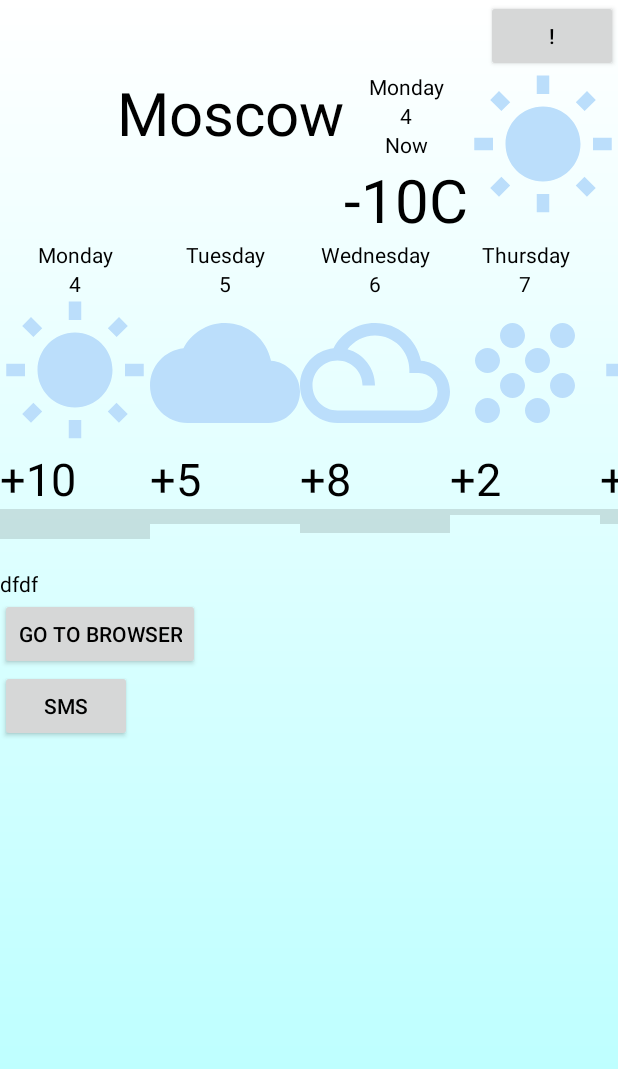
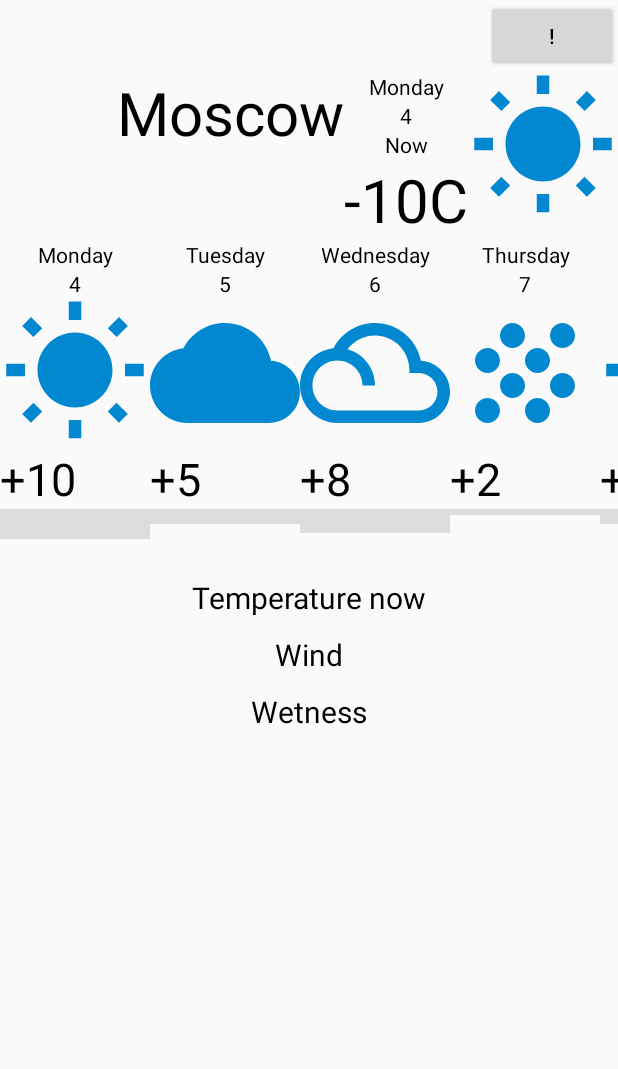
Before and after one commit to niww1919/AndroidBase, an Android app: the screen it shows after launch (MainActivity), on a phone screen of 412 x 824 dp. Shown: the top 1069 px of the screen. Run offline under Robolectric (Android 15) with nearby library versions, the phone set to English and light mode, and no system bars.

Commit message:
Home work 5

```diff
--- a/app/build.gradle
+++ b/app/build.gradle
@@ -22,6 +22,7 @@ dependencies {
     implementation fileTree(dir: 'libs', include: ['*.jar'])
     implementation 'com.android.support:appcompat-v7:28.0.0'
     implementation 'com.android.support.constraint:constraint-layout:1.1.3'
+    implementation 'com.android.support:support-v4:28.0.0'
     testImplementation 'junit:junit:4.12'
     androidTestImplementation 'com.android.support.test:runner:1.0.2'
     androidTestImplementation 'com.android.support.test.espresso:espresso-core:3.0.2'
--- /dev/null
+++ b/app/src/main/java/com/example/andoidbasecourse/CurrentWeatherFragment.java
@@ -0,0 +1,45 @@
+package com.example.andoidbasecourse;
+
+import android.content.Context;
+import android.net.Uri;
+import android.os.Bundle;
+import android.support.v4.app.Fragment;
+import android.view.LayoutInflater;
+import android.view.View;
+import android.view.ViewGroup;
+
+public class CurrentWeatherFragment extends Fragment {
+
+    public CurrentWeatherFragment() {
+        // Required empty public constructor
+    }
+
+
+
+    @Override
+    public void onCreate(Bundle savedInstanceState) {
+        super.onCreate(savedInstanceState);
+
+    }
+
+    @Override
+    public View onCreateView(LayoutInflater inflater, ViewGroup container,
+                             Bundle savedInstanceState) {
+        // Inflate the layout for this fragment
+        return inflater.inflate(R.layout.fragment_current_weather, container, false);
+    }
+
+
+
+    @Override
+    public void onAttach(Context context) {
+
+        super.onAttach(context);
+    }
+
+    @Override
+    public void onDetach() {
+        super.onDetach();
+    }
+
+}
--- a/app/src/main/java/com/example/andoidbasecourse/MainActivity.java
+++ b/app/src/main/java/com/example/andoidbasecourse/MainActivity.java
@@ -1,5 +1,6 @@
 package com.example.andoidbasecourse;
 
+import android.app.Activity;
 import android.content.Intent;
 import android.net.Uri;
 import android.support.annotation.Nullable;
@@ -20,40 +21,41 @@ public class MainActivity extends AppCompatActivity {
     protected void onCreate(Bundle savedInstanceState) {
 
         AppCompatDelegate.setDefaultNightMode(AppCompatDelegate.MODE_NIGHT_NO);
-//        getDelegate().setLocalNightMode(R.style.AppDarkTheme);
+        super.onCreate(savedInstanceState);
 
-        super.onCreate(savedInstanceState);
         setContentView(R.layout.activity_main);
 
-//        startActivityForResult(new Intent(this, SettingsOfApp.class), REQUEST_CODE);
 
-
-        findViewById(R.id.go_to_browser).setOnClickListener(new View.OnClickListener() {
-            @Override
-            public void onClick(View v) {
-//                String url = "";
-                Uri url = Uri.parse("https://github.com");
-                Intent openBrowser = new Intent(Intent.ACTION_VIEW, url);
-                startActivity(openBrowser);
-            }
-        });
-
-        findViewById(R.id.create_sms).setOnClickListener(new View.OnClickListener() {
-            @Override
-            public void onClick(View v) {
-//                String url = "";
-
-                Intent openSms = new Intent(Intent.ACTION_SENDTO);
-
-                openSms.setData(Uri.parse("smsto:"));
-                String smg = "sds";
-                openSms.putExtra("sms_body", smg);
-                startActivity(openSms);
-            }
-        });
+//        onClickButton();
 
 
     }
+
+//    private void onClickButton() {
+//        findViewById(R.id.go_to_browser).setOnClickListener(new View.OnClickListener() {
+//            @Override
+//            public void onClick(View v) {
+////                String url = "";
+//                Uri url = Uri.parse("https://github.com");
+//                Intent openBrowser = new Intent(Intent.ACTION_VIEW, url);
+//                startActivity(openBrowser);
+//            }
+//        });
+//
+//        findViewById(R.id.create_sms).setOnClickListener(new View.OnClickListener() {
+//            @Override
+//            public void onClick(View v) {
+////                String url = "";
+//
+//                Intent openSms = new Intent(Intent.ACTION_SENDTO);
+//
+//                openSms.setData(Uri.parse("smsto:"));
+//                String smg = "sds";
+//                openSms.putExtra("sms_body", smg);
+//                startActivity(openSms);
+//            }
+//        });
+//    }
 
     public void setDarkMode(View view) {
         if (aSwitch.isChecked()) {
@@ -79,9 +81,9 @@ public class MainActivity extends AppCompatActivity {
     protected void onActivityResult(int requestCode, int resultCode, @Nullable Intent data) {
         super.onActivityResult(requestCode, resultCode, data);
         if (requestCode != REQUEST_CODE) {
-            return;
+            return ;
         }
-        ((TextView)findViewById(R.id.currentCityName)).setText(data.getStringExtra("City" ));
+        ((TextView)findViewById(R.id.currentCityName)).setText(data.getStringExtra("City"));
 
     }
 
--- a/app/src/main/res/layout/activity_main.xml
+++ b/app/src/main/res/layout/activity_main.xml
@@ -4,7 +4,6 @@
     xmlns:tools="http://schemas.android.com/tools"
     android:layout_width="match_parent"
     android:layout_height="match_parent"
-    android:background="@drawable/gradient"
     tools:context=".MainActivity">
 
     <LinearLayout
@@ -467,35 +466,16 @@
         </LinearLayout>
     </HorizontalScrollView>
 
-    <LinearLayout
-        style="@style/styleOfList"
+
+    <fragment
+        android:id="@+id/fragment"
+        android:name="com.example.andoidbasecourse.CurrentWeatherFragment"
         android:layout_width="match_parent"
         android:layout_height="wrap_content"
+        app:layout_constraintTop_toBottomOf="@+id/horizontalScrollView"
+        />
 
-        android:orientation="vertical"
-        app:layout_constraintTop_toBottomOf="@+id/horizontalScrollView">
-
-        <TextView
-            android:layout_width="wrap_content"
-            android:layout_height="wrap_content"
-            android:text="dfdf"/>
-
-
-        <Button
-            android:layout_width="wrap_content"
-            android:layout_height="wrap_content"
-            android:text="Go to browser"
-            android:id="@+id/go_to_browser"
-            />
-        <Button
-            android:layout_width="wrap_content"
-            android:layout_height="wrap_content"
-            android:text="Sms"
-            android:id="@+id/create_sms"
-            />
-    </LinearLayout>
-
-<!--    <LinearLayout-->
+    <!--    <LinearLayout-->
 <!--        style="@style/styleOfList"-->
 <!--        android:layout_width="match_parent"-->
 <!--        android:layout_height="wrap_content"-->
--- /dev/null
+++ b/app/src/main/res/layout/fragment_current_weather.xml
@@ -0,0 +1,60 @@
+<?xml version="1.0" encoding="utf-8"?>
+<FrameLayout xmlns:android="http://schemas.android.com/apk/res/android"
+    xmlns:app="http://schemas.android.com/apk/res-auto"
+    xmlns:tools="http://schemas.android.com/tools"
+    android:layout_width="match_parent"
+    android:layout_height="match_parent"
+    tools:context=".CurrentWeatherFragment">
+
+    <!-- TODO: Update blank fragment layout -->
+    <LinearLayout
+        android:layout_width="match_parent"
+        android:layout_height="wrap_content"
+
+        android:orientation="vertical"
+
+        >
+
+        <TextView
+            style="@style/styleOfListTV"
+            android:layout_width="wrap_content"
+            android:layout_height="wrap_content"
+            android:text="@string/now_temperature" />
+
+        <TextView
+            style="@style/styleOfListTV"
+            android:layout_width="wrap_content"
+            android:layout_height="wrap_content"
+            android:text="@string/wind"
+
+            />
+
+        <TextView
+            style="@style/styleOfListTV"
+            android:layout_width="wrap_content"
+            android:layout_height="wrap_content"
+            android:text="@string/wetness"
+
+            />
+
+
+<!--        <Button-->
+<!--            android:id="@+id/go_to_browser"-->
+<!--            android:layout_width="wrap_content"-->
+<!--            android:layout_height="wrap_content"-->
+<!--            android:text="Go to browser"-->
+<!--            android:layout_gravity="center"-->
+
+<!--            />-->
+
+<!--        <Button-->
+<!--            android:id="@+id/create_sms"-->
+<!--            android:layout_width="wrap_content"-->
+<!--            android:layout_height="wrap_content"-->
+<!--            android:text="Sms"-->
+<!--            android:layout_gravity="center"-->
+
+<!--            />-->
+    </LinearLayout>
+
+</FrameLayout>
--- a/app/src/main/res/layout/settings_of_app.xml
+++ b/app/src/main/res/layout/settings_of_app.xml
@@ -60,20 +60,20 @@
             android:id="@+id/current_temperature"
             android:layout_width="match_parent"
             android:layout_height="wrap_content"
-            android:text="Current temperature"
+            android:text="@string/current_temperature"
             />
 
         <CheckBox
             android:id="@+id/wind"
             android:layout_width="match_parent"
             android:layout_height="wrap_content"
-            android:text="Wind" />
+            android:text="@string/wind" />
 
         <CheckBox
             android:id="@+id/rain"
             android:layout_width="match_parent"
             android:layout_height="wrap_content"
-            android:text="Rain" />
+            android:text="@string/wetness" />
 
         <Button
             android:id="@+id/buttonBackOfSettings"
--- a/app/src/main/res/values/colors.xml
+++ b/app/src/main/res/values/colors.xml
@@ -2,7 +2,7 @@
 <resources>
     <color name="colorPrimary">#8aacc8</color>
     <color name="colorPrimaryDark">#00574B</color>
-    <color name="colorAccent">#bbdefb</color>
+    <color name="colorAccent">#0288D1</color>
     <color name="colorText">#000000</color>
 <!--    <color name="backGround">#fffff</color>-->
 
--- a/app/src/main/res/values/strings.xml
+++ b/app/src/main/res/values/strings.xml
@@ -21,4 +21,11 @@
     <string name="settings">Settings</string>
     <string name="sing">!</string>
     <string name="back">Back</string>
+    <string name="current_temperature">Temperature</string>
+    <string name="now_temperature">Temperature now</string>
+    <string name="wind">Wind</string>
+    <string name="wetness">Wetness</string>
+
+    <!-- TODO: Remove or change this placeholder text -->
+    <string name="hello_blank_fragment">Hello blank fragment</string>
 </resources>
```
Also changed, not shown: app/src/main/java/com/example/andoidbasecourse/SettingsOfApp.java (+26 -17 lines).
